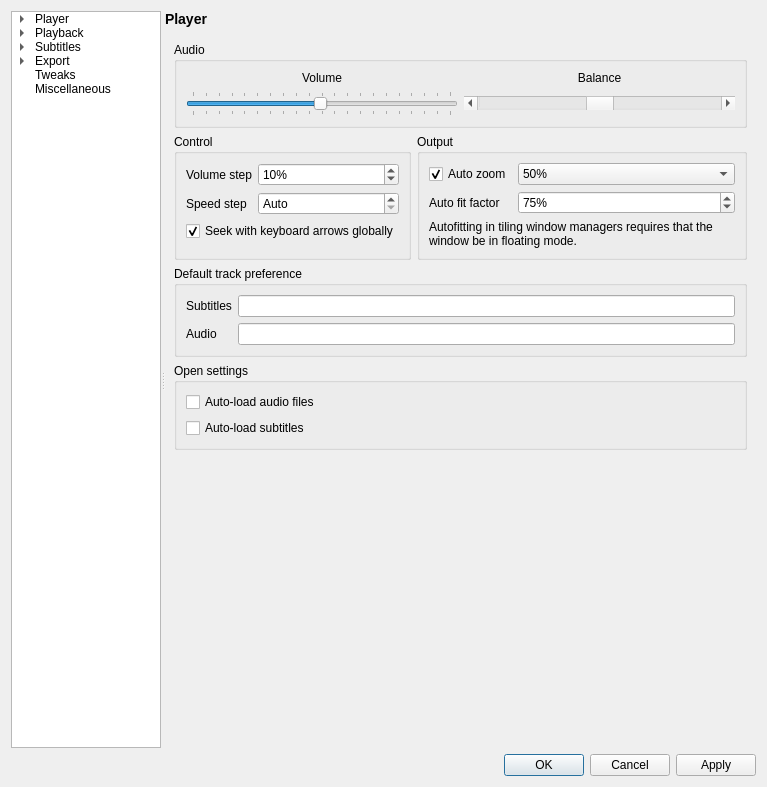
The window that settingswindow.ui (mpc-qt/mpc-qt) describes before a commit, drawn with Qt 5.
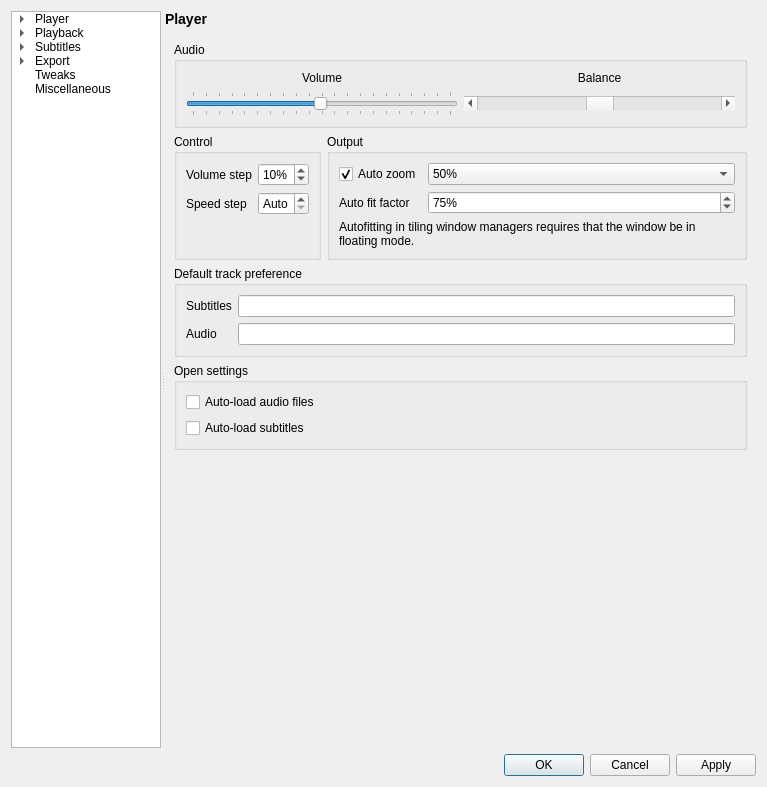
The same window after the commit. The open tabs and pages were chosen to show the change.

Commit message:
settingswindow,qdrawnplaylist: remove global seeking option
Now that I can no longer guarantee that Left Arrow and Right Arrow are
the navigation keys, don't provide the option for only firing them while
in the playlist window.

This reverts 731ea1c.  This means that Left Arrow and Right Arrow keys
will never switch between widgets.  You can still use shift and shift
+tab for widget navigation. (Unless of course you override that in the
settings dialog too.)

Patch:
```diff
--- a/settingswindow.ui
+++ b/settingswindow.ui
@@ -513,16 +513,6 @@
                 </property>
                </widget>
               </item>
-              <item row="2" column="0" colspan="2">
-               <widget class="QCheckBox" name="playbackSeekGlobally">
-                <property name="text">
-                 <string>Seek with keyboard arrows globally</string>
-                </property>
-                <property name="checked">
-                 <bool>true</bool>
-                </property>
-               </widget>
-              </item>
              </layout>
             </widget>
            </item>
```
Left out of the diff: 2 changed lines with no effect on the pictures. The commit also changes 8 other files.
